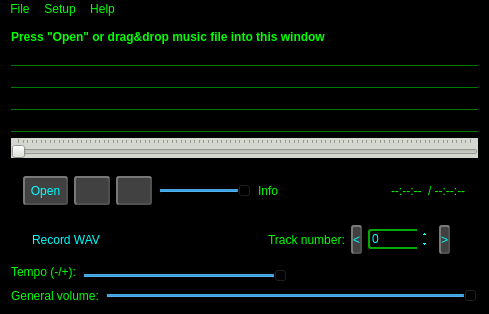
Before: the Qt Designer form examples/MusPlay-Qt/MainWindow/mainwindow.ui in WohlSoft/SDL-Mixer-X, drawn with Qt 5.
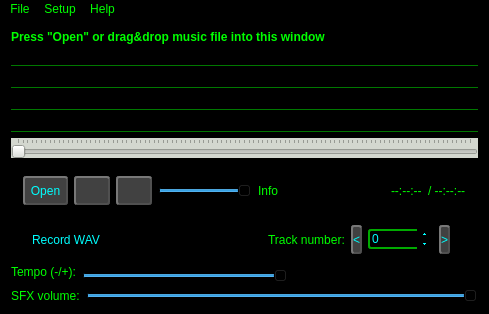
After: the same form once the commit is applied. Icons and pictures are not drawn. Custom widgets are drawn as their Qt base class.

Commit message:
MusPlayQt: Rename the "master volume" control
Now it affects SFX only.

```diff
--- a/examples/MusPlay-Qt/MainWindow/mainwindow.ui
+++ b/examples/MusPlay-Qt/MainWindow/mainwindow.ui
@@ -309,7 +309,7 @@
          <string>Change the general volume (affecting all playing music and SFX at one time)</string>
         </property>
         <property name="text">
-         <string>General volume:</string>
+         <string>SFX volume:</string>
         </property>
        </widget>
       </item>
```
Left out of the diff: 2 changed lines with no effect on the pictures.
